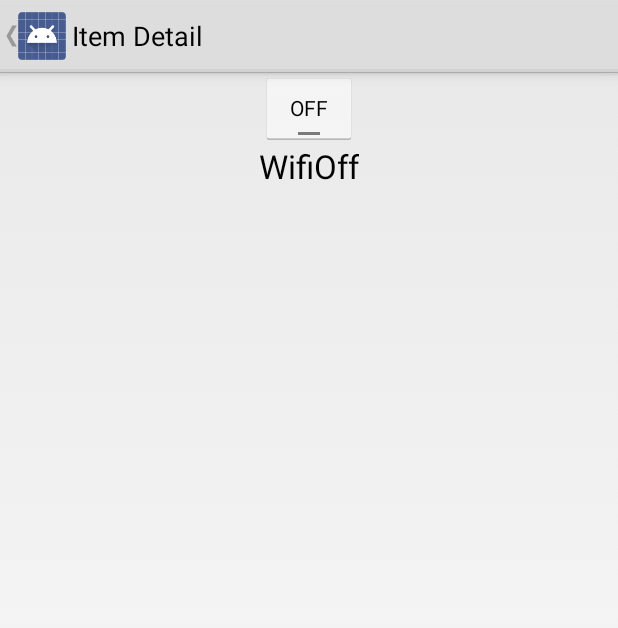
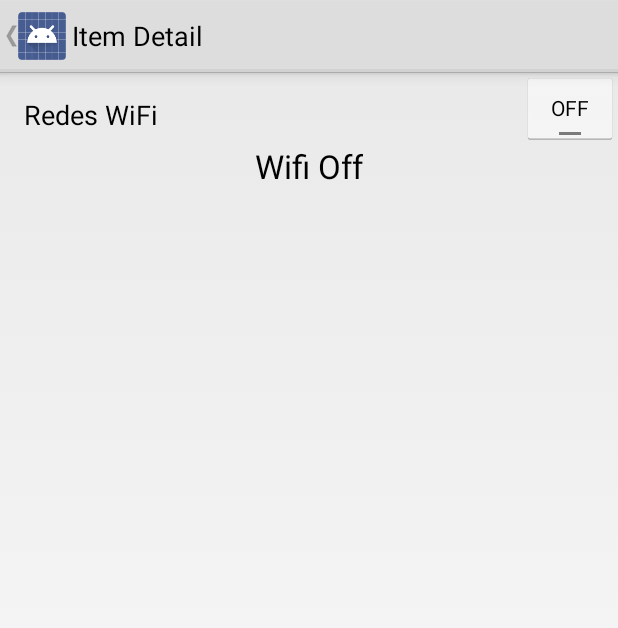
Before and after one commit to OscardR/wifisensors, an Android app: the screen it shows after launch (ItemDetailActivity), after a tap on "Conexiones", on a phone screen of 412 x 824 dp. Shown: the top 628 px of the screen. Run offline under Robolectric (Android 15) with nearby library versions, the phone set to English and light mode, and no system bars.

Commit message:
Comenzada la implementación del gestor Wifi

```diff
--- a/WifiSensors/src/main/java/com/oscargomez/wifisensors/ConexionesFragment.java
+++ b/WifiSensors/src/main/java/com/oscargomez/wifisensors/ConexionesFragment.java
@@ -1,8 +1,12 @@
 package com.oscargomez.wifisensors;
 
+import android.content.BroadcastReceiver;
 import android.content.Context;
+import android.content.Intent;
+import android.content.IntentFilter;
 import android.net.ConnectivityManager;
 import android.net.NetworkInfo;
+import android.net.wifi.WifiManager;
 import android.os.Bundle;
 import android.support.v4.app.Fragment;
 import android.util.Log;
@@ -10,6 +14,7 @@ import android.view.LayoutInflater;
 import android.view.View;
 import android.view.ViewGroup;
 import android.widget.TextView;
+import android.widget.Toast;
 import android.widget.ToggleButton;
 
 /**
@@ -22,8 +27,14 @@ public class ConexionesFragment extends Fragment {
 
     Context context;
     private boolean isWifi;
-    private ToggleButton toggleWifi;
+    private boolean isConnected;
+    private ToggleButton btnToggleWifi;
     private TextView txtBanner;
+
+    ConnectivityManager connectivity;
+    NetworkInfo activeNetwork;
+    WifiManager wifiManager;
+    WifiMonitor wifiMonitor;
 
     /**
      * The fragment argument representing the item ID that this fragment
@@ -32,7 +43,7 @@ public class ConexionesFragment extends Fragment {
     public static final String ARG_ITEM_ID = "item_id";
 
     /**
-     * The dummy content this fragment is presenting.
+     * The content this fragment is presenting.
      */
     private MenuContent.MenuItem mItem;
 
@@ -52,11 +63,16 @@ public class ConexionesFragment extends Fragment {
         super.onCreate(savedInstanceState);
 
         if (getArguments().containsKey(ARG_ITEM_ID)) {
-            // Load the dummy content specified by the fragment
+            // Load the content specified by the fragment
             // arguments. In a real-world scenario, use a Loader
             // to load content from a content provider.
             mItem = MenuContent.ITEM_MAP.get(getArguments().getString(ARG_ITEM_ID));
         }
+
+        connectivity = (ConnectivityManager) context.getSystemService(Context.CONNECTIVITY_SERVICE);
+        wifiManager = (WifiManager) context.getSystemService(Context.WIFI_SERVICE);
+        wifiMonitor = new WifiMonitor();
+        getActivity().registerReceiver(wifiMonitor, new IntentFilter(WifiManager.WIFI_STATE_CHANGED_ACTION));
 
         Log.d("wifisensors", "context: " + context);
     }
@@ -69,31 +85,55 @@ public class ConexionesFragment extends Fragment {
         View rootView = inflater.inflate(R.layout.fragment_conexiones_detail, container, false);
 
         txtBanner = (TextView) rootView.findViewById(R.id.txtBanner);
-        txtBanner.setText(isWifi ? "Wifi ON" : "WifiOff");
+        txtBanner.setText(isWifi ? "Wifi ON" : "Wifi Off");
 
-        toggleWifi = (ToggleButton) rootView.findViewById(R.id.toggleWifi);
+        btnToggleWifi = (ToggleButton) rootView.findViewById(R.id.btnToggleWifi);
+        //updateView();
 
         return rootView;
     }
 
     public void onClickToggleWifi(View view) {
-        // Siempre que tengamos contexto
-        if (context != null) {
+        conectarWifi();
 
-            Log.d("wifisensors", isWifi ? "Wifi ON" : "WifiOff");
+        Log.d("wifisensors", "Wifi is: " + (isWifi ? "ON" : "OFF"));
+    }
 
-            // La lógica de negocio del wifi
-            ConnectivityManager connectivity = (ConnectivityManager) context.getSystemService(Context.CONNECTIVITY_SERVICE);
+    private void conectarWifi() {
+        if (!wifiManager.isWifiEnabled()) {
+            if (wifiManager.getWifiState() != WifiManager.WIFI_STATE_ENABLING) {
+                wifiManager.setWifiEnabled(true);
+                Log.v("wifisensors", "Activando wifi...");
+            }
+        } else {
+            if (wifiManager.getWifiState() != WifiManager.WIFI_STATE_DISABLING) {
+                wifiManager.setWifiEnabled(false);
+                Log.v("wifisensors", "Desactivando wifi...");
+            }
+        }
+    }
 
-            NetworkInfo activeNetwork = connectivity.getActiveNetworkInfo();
-            boolean isConnected = ((activeNetwork != null) &&
-                    activeNetwork.isConnectedOrConnecting());
-            isWifi = (activeNetwork.getType() == ConnectivityManager.TYPE_WIFI);
-            toggleWifi.setChecked(isWifi);
+    private void updateView() {
+        Log.d("wifisensors", "llamada a updateView()");
+        btnToggleWifi.setChecked(isWifi);
+        txtBanner.setText(isWifi ? "Wifi ON" : "Wifi Off");
+    }
 
-            Log.d("wifisensors", "Wifi is: " + isWifi);
-        } else {
-            Log.d("wifisensors", "No hay contexto!!!!");
+    public class WifiMonitor extends BroadcastReceiver {
+        @Override
+        public void onReceive(Context context, Intent intent) {
+            // La lógica de negocio de las conexiones
+            activeNetwork = connectivity.getActiveNetworkInfo();
+
+            // Para saber si tenemos conexión, y si ésta es wifi
+            isConnected = ((activeNetwork != null) && activeNetwork.isConnectedOrConnecting());
+            if (isConnected) isWifi = (activeNetwork.getType() == ConnectivityManager.TYPE_WIFI);
+
+            Toast.makeText(context, "Red activa: " + ((wifiManager.getConfiguredNetworks() != null) ? wifiManager.getConfiguredNetworks().get(0).toString() : "ninguna"), Toast.LENGTH_LONG).show();
+
+            Log.d("wifisensors", "activeNetwork: " + ((activeNetwork != null) ? activeNetwork.toString() : "null"));
+
+            updateView();
         }
     }
 }
--- a/WifiSensors/src/main/java/com/oscargomez/wifisensors/ItemDetailActivity.java
+++ b/WifiSensors/src/main/java/com/oscargomez/wifisensors/ItemDetailActivity.java
@@ -21,11 +21,7 @@ import android.view.View;
  */
 public class ItemDetailActivity extends FragmentActivity {
 
-    // TODO: Unificar Fragments
-    ConexionesFragment conexionesFragment;
-    ItemDetailFragment itemDetailFragment;
-//    SensoresFragment sensoresFragment;
-//    InformacionFragment informacionFragment;
+    Fragment fragment;
 
     @Override
     protected void onCreate(Bundle savedInstanceState) {
@@ -60,18 +56,16 @@ public class ItemDetailActivity extends FragmentActivity {
             Log.d("wifisensors", "item_id: " + getIntent().getStringExtra(ItemDetailFragment.ARG_ITEM_ID));
             MenuContent.MenuItem mItem = MenuContent.ITEM_MAP.get(getIntent().getStringExtra(ItemDetailFragment.ARG_ITEM_ID));
             if (mItem != null) {
-                Object fragment;
+                //Object fragment;
                 if (mItem.clss.equals("ItemDetailFragment")) {
-                    itemDetailFragment = new ItemDetailFragment();
-                    fragment = itemDetailFragment;
+                    fragment = new ItemDetailFragment();
                 } else {
                     Context ctx = getApplicationContext();
-                    conexionesFragment = new ConexionesFragment(ctx);
-                    fragment = conexionesFragment;
+                    fragment = new ConexionesFragment(ctx);
                 }
-                ((Fragment) fragment).setArguments(arguments);
+                fragment.setArguments(arguments);
                 getSupportFragmentManager().beginTransaction()
-                        .add(R.id.item_detail_container, (Fragment) fragment)
+                        .add(R.id.item_detail_container, fragment)
                         .commit();
             } else {
                 Log.d("wifisensor", "No hay mItem!!!");
@@ -97,6 +91,6 @@ public class ItemDetailActivity extends FragmentActivity {
     }
 
     public void onClickToggleWifi(View view) {
-        conexionesFragment.onClickToggleWifi(view);
+        ((ConexionesFragment) fragment).onClickToggleWifi(view);
     }
 }
--- a/WifiSensors/src/main/java/com/oscargomez/wifisensors/MenuContent.java
+++ b/WifiSensors/src/main/java/com/oscargomez/wifisensors/MenuContent.java
@@ -26,7 +26,7 @@ public class MenuContent {
     static {
         // Add 3 sample items.
         addItem(new MenuItem("1", "Conexiones", "ConexionesFragment", R.layout.fragment_conexiones_detail));
-        addItem(new MenuItem("2", "Sensores", "ItemDetailFragment", R.layout.fragment_item_detail));
+        //addItem(new MenuItem("2", "Sensores", "SensoresFragment", R.layout.fragment_sensores_detail));
         addItem(new MenuItem("3", "Información", "ItemDetailFragment", R.layout.fragment_item_detail));
     }
 
--- a/WifiSensors/src/main/res/layout/fragment_conexiones_detail.xml
+++ b/WifiSensors/src/main/res/layout/fragment_conexiones_detail.xml
@@ -1,21 +1,30 @@
 <?xml version="1.0" encoding="utf-8"?>
+<RelativeLayout xmlns:android="http://schemas.android.com/apk/res/android"
+    android:orientation="vertical"
+    android:layout_width="fill_parent"
+    android:layout_height="fill_parent">
 
-<LinearLayout xmlns:android="http://schemas.android.com/apk/res/android"
-    android:orientation="vertical"
-    android:layout_width="match_parent"
-    android:layout_height="match_parent">
+    <TextView
+        android:layout_width="wrap_content"
+        android:layout_height="wrap_content"
+        android:textAppearance="?android:attr/textAppearanceMedium"
+        android:text="Redes WiFi"
+        android:id="@+id/textView"
+        android:layout_marginLeft="16dip"
+        android:layout_marginTop="16dip" />
 
     <ToggleButton
         android:layout_width="wrap_content"
         android:layout_height="wrap_content"
         android:text="Wifi"
-        android:id="@+id/toggleWifi"
-        android:layout_gravity="center_horizontal"
+        android:id="@+id/btnToggleWifi"
         android:clickable="true"
         android:onClick="onClickToggleWifi"
         android:textOff="OFF"
         android:textOn="ON"
-        android:checked="false" />
+        android:checked="false"
+        android:layout_alignParentEnd="false"
+        android:layout_alignParentRight="true" />
 
     <TextView
         android:layout_width="wrap_content"
@@ -23,6 +32,6 @@
         android:textAppearance="?android:attr/textAppearanceLarge"
         android:text="Fragmento Conexiones"
         android:id="@+id/txtBanner"
-        android:layout_gravity="center_horizontal" />
-
-</LinearLayout>
+        android:layout_below="@+id/btnToggleWifi"
+        android:layout_centerHorizontal="true" />
+</RelativeLayout>
```
